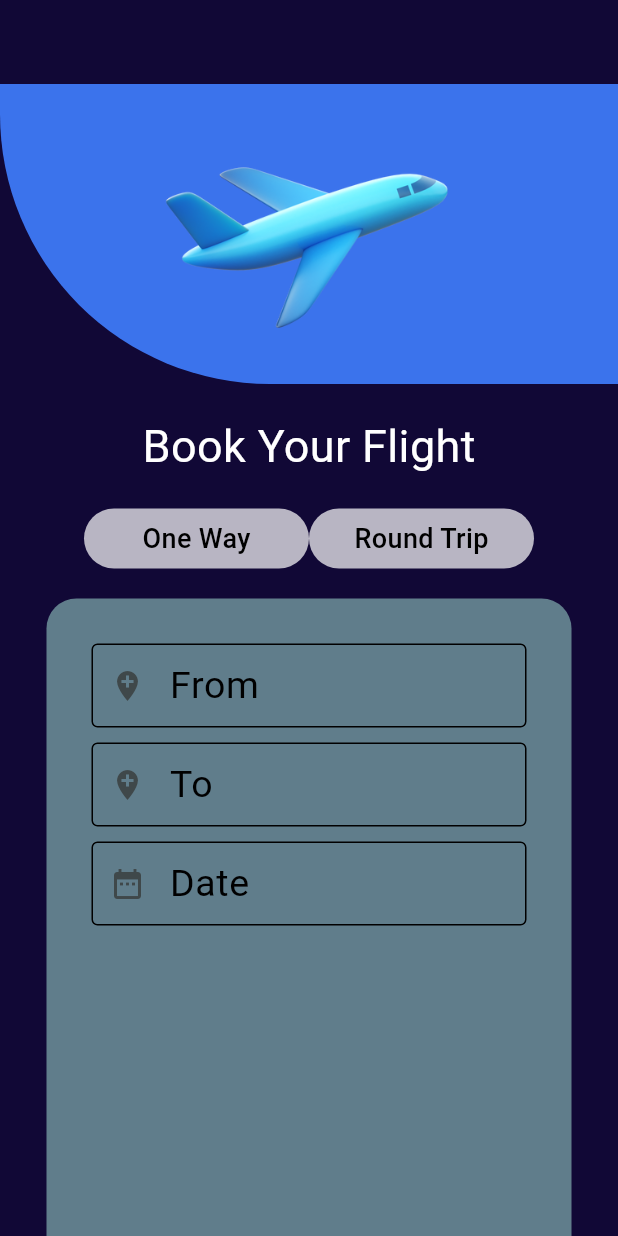
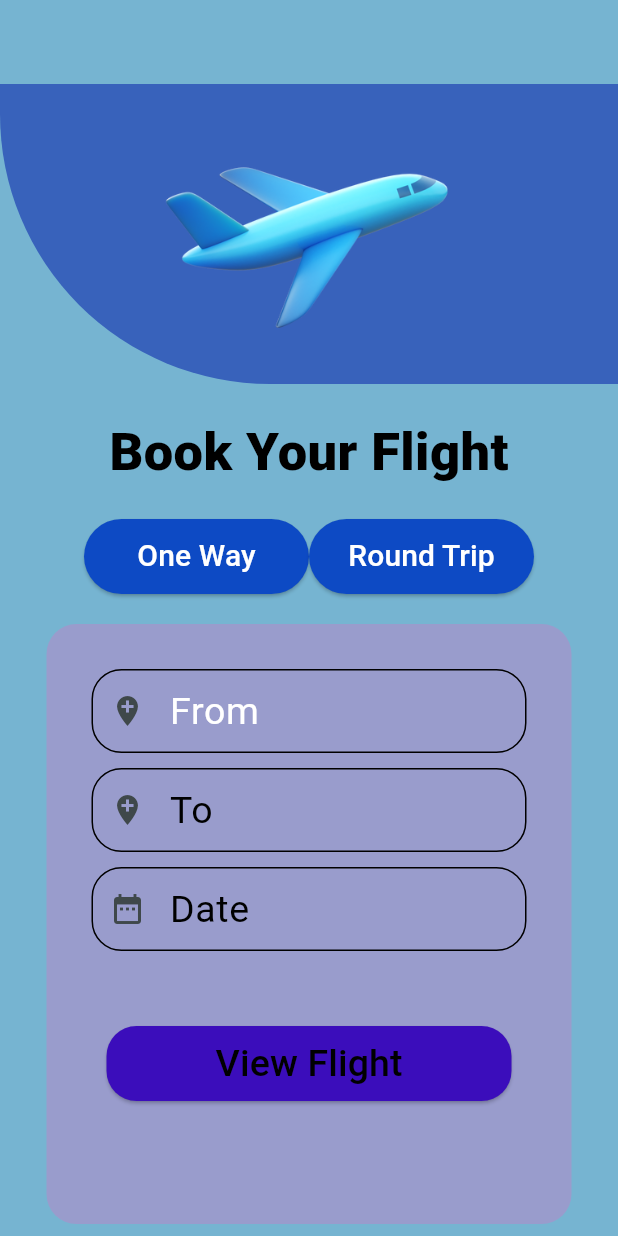
Before and after one commit to NirashaNirmani/travel-flutter-app, a Flutter app: the screen it shows after launch, on a phone screen of 412 x 824 dp. Run offline on Flutter 3.47's test engine with Material 3 defaults, Android fonts, the phone set to English and light mode, and no system bars; Roboto replaces fonts that are missing (Times New Roman).

Commit message:
changes in flight booking UI

```diff
--- a/lib/book_flight.dart
+++ b/lib/book_flight.dart
@@ -1,4 +1,5 @@
 import 'package:flutter/material.dart';
+import 'package:travel_app/landing_page.dart';
 
 class BookFlightPage extends StatefulWidget {
   const BookFlightPage({super.key});
@@ -21,7 +22,7 @@ class _BookFlightPageState extends State<BookFlightPage> {
               height: 200,
               width: double.infinity,
               decoration: const BoxDecoration(
-                  color: Color.fromARGB(255, 59, 115, 236),
+                  color: Color.fromARGB(255, 56, 98, 187),
                   borderRadius: BorderRadius.only(
                     bottomLeft: Radius.circular(180),
                   )),
@@ -36,9 +37,10 @@ class _BookFlightPageState extends State<BookFlightPage> {
             const Text(
               'Book Your Flight',
               style: TextStyle(
-                  fontSize: 30,
+                  fontSize: 35,
                   fontFamily: 'Times New Roman',
-                  color: Colors.white),
+                  fontWeight: FontWeight.w800,
+                  color: Color.fromARGB(255, 0, 0, 0)),
             ),
             const SizedBox(
               height: 20,
@@ -46,33 +48,34 @@ class _BookFlightPageState extends State<BookFlightPage> {
             Row(
               mainAxisAlignment: MainAxisAlignment.center,
               children: [
-                Container(
-                  height: 40,
-                  width: 150,
-                  decoration: BoxDecoration(
-                      color: Colors.white70,
-                      borderRadius: BorderRadius.circular(20)),
-                  alignment: Alignment.center,
+
+                ElevatedButton(
+                  style: ElevatedButton.styleFrom(
+                    fixedSize: const Size(150, 50),
+                      backgroundColor: const Color.fromARGB(255, 13, 74, 196)),
+                  onPressed: () {},
                   child: const Text(
                     'One Way',
                     style: TextStyle(
-                        fontSize: 18,
-                        color: Colors.black,
+                        fontSize: 20,
+                        color: Color.fromARGB(255, 255, 255, 255),
                         fontWeight: FontWeight.w500),
                   ),
                 ),
-                Container(
-                  height: 40,
-                  width: 150,
-                  decoration: BoxDecoration(
-                      color: Colors.white70,
-                      borderRadius: BorderRadius.circular(20)),
-                  alignment: Alignment.center,
+                ElevatedButton(
+
+
+                  style: ElevatedButton.styleFrom(
+                    fixedSize: const Size(150, 50),
+
+                      backgroundColor: const Color.fromARGB(255, 13, 74, 196),disabledBackgroundColor: const Color.fromARGB(0, 40, 40, 196)),
+                  onPressed: () {},
+
                   child: const Text(
                     'Round Trip',
                     style: TextStyle(
-                        fontSize: 18,
-                        color: Colors.black,
+                        fontSize: 20,
+                        color: Color.fromARGB(255, 255, 255, 255),
                         fontWeight: FontWeight.w500),
                   ),
                 )
@@ -83,10 +86,10 @@ class _BookFlightPageState extends State<BookFlightPage> {
             ),
             Container(
               padding: const EdgeInsets.all(30),
-              height: 500,
+              height: 400,
               width: 350,
               decoration: BoxDecoration(
-                  color: Colors.blueGrey,
+                  color: Color.fromARGB(255, 153, 156, 204),
                   borderRadius: BorderRadius.circular(20)),
               child: Column(
                 crossAxisAlignment: CrossAxisAlignment.start,
@@ -98,17 +101,21 @@ class _BookFlightPageState extends State<BookFlightPage> {
                         child: TextFormField(
                           decoration: InputDecoration(
                               labelText: 'From',
-                              labelStyle:
-                                  TextStyle(fontSize: 25, color: Colors.black),
-                              prefixIcon: Icon(Icons.add_location),
-                              enabledBorder: OutlineInputBorder(borderSide: BorderSide(color: Colors.black)),
+                              labelStyle: const TextStyle(
+                                  fontSize: 25,
+                                  color: Color.fromARGB(255, 255, 255, 255)),
+                              prefixIcon: const Icon(Icons.add_location),
+                              enabledBorder: OutlineInputBorder(
+                                  borderSide:
+                                      const BorderSide(color: Colors.black),
+                                  borderRadius: BorderRadius.circular(20)),
                               border: OutlineInputBorder(
-                                  borderRadius: BorderRadius.circular(10))),
+                                  borderRadius: BorderRadius.circular(20))),
                         ),
                       ),
                     ],
                   ),
-                  SizedBox(height: 10),
+                  const SizedBox(height: 10),
                   Row(
                     mainAxisAlignment: MainAxisAlignment.start,
                     children: [
@@ -116,22 +123,23 @@ class _BookFlightPageState extends State<BookFlightPage> {
                         child: TextFormField(
                           decoration: InputDecoration(
                               labelText: 'To',
-                              labelStyle:
-                                  TextStyle(fontSize: 25, color: Colors.black),
-                              prefixIcon: Icon(Icons.add_location),
+                              labelStyle: const TextStyle(
+                                  fontSize: 25, color: Colors.black),
+                              prefixIcon: const Icon(Icons.add_location),
                               enabledBorder: OutlineInputBorder(
-                                  borderSide: BorderSide(color: Colors.black)),
+                                  borderSide:
+                                      const BorderSide(color: Colors.black),
+                                  borderRadius: BorderRadius.circular(20)),
                               border: OutlineInputBorder(
-                                  borderSide: BorderSide(color: Colors.black),
+                                  borderSide:
+                                      const BorderSide(color: Colors.black),
                                   borderRadius: BorderRadius.circular(10))),
                         ),
                       ),
-                      SizedBox(height: 5),
-
-
+                      const SizedBox(height: 5),
                     ],
                   ),
-                  SizedBox(height: 10),
+                  const SizedBox(height: 10),
                   Row(
                     mainAxisAlignment: MainAxisAlignment.start,
                     children: [
@@ -139,19 +147,52 @@ class _BookFlightPageState extends State<BookFlightPage> {
                         child: TextFormField(
                           decoration: InputDecoration(
                               labelText: 'Date',
-                              labelStyle:
-                                  TextStyle(fontSize: 25, color: Colors.black),
-                              prefixIcon: Icon(Icons.date_range),
+                              labelStyle: const TextStyle(
+                                  fontSize: 25, color: Colors.black),
+                              prefixIcon: const Icon(Icons.date_range),
                               enabledBorder: OutlineInputBorder(
-                                  borderSide: BorderSide(color: Colors.black)),
+                                  borderSide:
+                                      const BorderSide(color: Colors.black),
+                                  borderRadius: BorderRadius.circular(20)),
                               border: OutlineInputBorder(
-                                  borderSide: BorderSide(color: Colors.black),
+                                  borderSide:
+                                      const BorderSide(color: Colors.black),
                                   borderRadius: BorderRadius.circular(10))),
                         ),
                       ),
-                      SizedBox(height: 5),
-
-
+                      const SizedBox(height: 20),
+                    ],
+                  ),
+                  const SizedBox(height: 50),
+                  Row(
+                    mainAxisAlignment: MainAxisAlignment.center,
+                    children: [
+                      Container(
+                        height: 50,
+                        width: 270,
+                        decoration: BoxDecoration(
+                            borderRadius: BorderRadius.circular(10)),
+                        child: ElevatedButton(
+                          style: ElevatedButton.styleFrom(
+                              backgroundColor: const Color.fromARGB(255, 59, 13, 187),
+                              shape: RoundedRectangleBorder(
+                                  borderRadius: BorderRadius.circular(20))),
+                          onPressed: () {
+                            Navigator.of(context).push(
+                              MaterialPageRoute(
+                                  builder: (BuildContext context) {
+                                return const LandingPage();
+                              }),
+                            );
+                          },
+                          child: const Text(
+                            "View Flight",
+                            style: TextStyle(
+                                fontSize: 25,
+                                color: Color.fromARGB(255, 0, 0, 0)),
+                          ),
+                        ),
+                      ),
                     ],
                   )
                 ],
--- a/lib/main.dart
+++ b/lib/main.dart
@@ -17,7 +17,7 @@ class MyApp extends StatelessWidget {
       debugShowCheckedModeBanner: false,
       title: 'Flutter Demo',
       theme: ThemeData(
-        scaffoldBackgroundColor: const Color.fromARGB(255, 17, 8, 54),
+        scaffoldBackgroundColor: Color.fromARGB(255, 118, 180, 209),
         colorScheme: ColorScheme.fromSeed(seedColor: const Color.fromARGB(255, 252, 252, 252)),
         useMaterial3: true,
       ),
```
